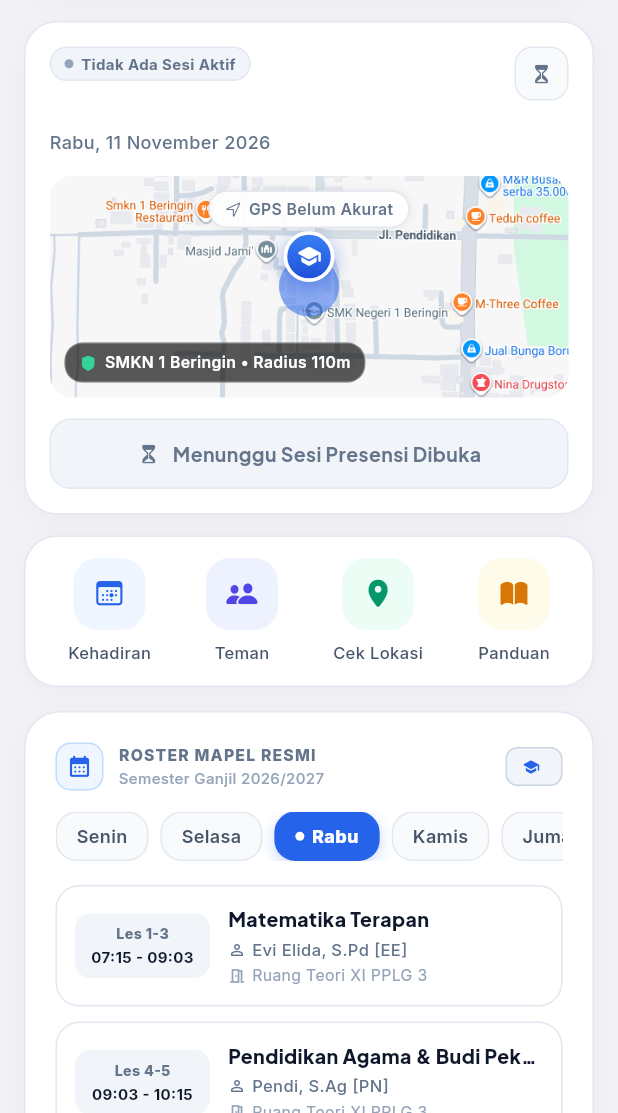
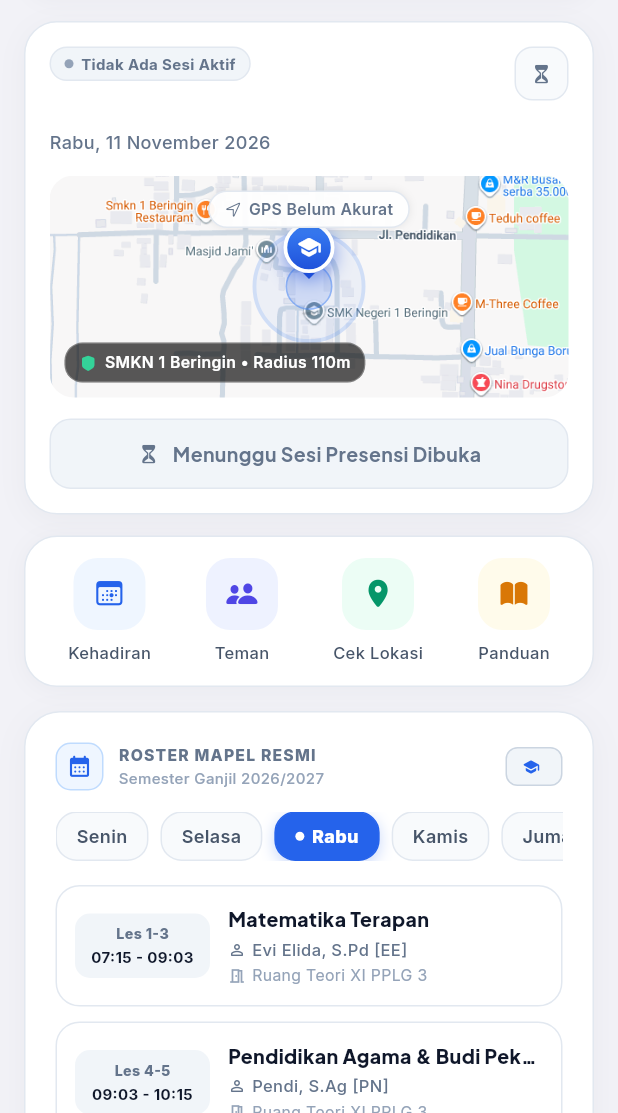
Before and after one commit to DIMASAHNAF/presensi-digital-mobile, a Flutter app: the BerandaTab widget shown alone on an empty page, opened directly with empty values, on a phone screen of 412 x 824 dp, the part 123-1236 px from its top. Run offline on Flutter 3.47's test engine with Material 3 defaults, Android fonts, the phone set to English and light mode, and no system bars; drawn by our look-alikes of flutter_animate; our stand-ins replace camera, geolocator, google_fonts, image_picker, permission_handler, shared_preferences and 1 more; missing offline and left inert: dart:js_interop; accounts and stored records are empty; network calls fail.

Commit message:
feat(mobile): add 60fps jumping pin animation with reactive ground shadow and dual radar ripples on campus map

```diff
--- a/lib/features/dashboard/tabs/beranda_tab.dart
+++ b/lib/features/dashboard/tabs/beranda_tab.dart
@@ -52,7 +52,7 @@ class BerandaTab extends StatefulWidget {
 }
 
 class _BerandaTabState extends State<BerandaTab>
-    with SingleTickerProviderStateMixin {
+    with TickerProviderStateMixin {
   static const String _storageBase =
       'https://presensi.smknegeri1beringin.sch.id/storage/';
 
@@ -61,17 +61,19 @@ class _BerandaTabState extends State<BerandaTab>
   late Animation<double> _shadowScaleAnimation;
   late Animation<double> _shadowOpacityAnimation;
 
+  late AnimationController _rippleController;
+
   @override
   void initState() {
     super.initState();
-    // Animasi lompat-lompat berulang (bouncing pin)
+    // Animasi lompat-lompat berulang (bouncing pin jump)
     _jumpController = AnimationController(
       vsync: this,
-      duration: const Duration(milliseconds: 620),
+      duration: const Duration(milliseconds: 650),
     )..repeat(reverse: true);
 
-    // Perpindahan vertikal (naik 20px lalu turun kembali)
-    _jumpAnimation = Tween<double>(begin: 0.0, end: -20.0).animate(
+    // Perpindahan vertikal (naik 24px lalu turun kembali secara ritmis)
+    _jumpAnimation = Tween<double>(begin: 0.0, end: -24.0).animate(
       CurvedAnimation(
         parent: _jumpController,
         curve: Curves.easeOutCubic,
@@ -80,7 +82,7 @@ class _BerandaTabState extends State<BerandaTab>
     );
 
     // Bayangan di tanah mengecil saat pin terangkat ke udara
-    _shadowScaleAnimation = Tween<double>(begin: 1.0, end: 0.42).animate(
+    _shadowScaleAnimation = Tween<double>(begin: 1.0, end: 0.35).animate(
       CurvedAnimation(
         parent: _jumpController,
         curve: Curves.easeOutCubic,
@@ -89,18 +91,25 @@ class _BerandaTabState extends State<BerandaTab>
     );
 
     // Bayangan di tanah memudar saat pin semakin tinggi
-    _shadowOpacityAnimation = Tween<double>(begin: 0.45, end: 0.10).animate(
+    _shadowOpacityAnimation = Tween<double>(begin: 0.45, end: 0.08).animate(
       CurvedAnimation(
         parent: _jumpController,
         curve: Curves.easeOutCubic,
         reverseCurve: Curves.easeInCubic,
       ),
     );
+
+    // Animasi gelombang radar pulsa continuous
+    _rippleController = AnimationController(
+      vsync: this,
+      duration: const Duration(milliseconds: 1800),
+    )..repeat();
   }
 
   @override
   void dispose() {
     _jumpController.dispose();
+    _rippleController.dispose();
     super.dispose();
   }
 
@@ -743,73 +752,103 @@ class _BerandaTabState extends State<BerandaTab>
 
             // Pin Marker Sekolah di Tengah Peta dengan Animasi Lompat-Lompat & Radar Pulse
             Center(
-              child: AnimatedBuilder(
-                animation: _jumpController,
-                builder: (context, child) {
+              child: SizedBox(
+                width: 140,
+                height: 140,
+                child: Stack(
+                  alignment: Alignment.center,
+                  clipBehavior: Clip.none,
+                  children: [
+                    // 1. Dual Radar Ripple Waves (Mekar Melebar Halus 60fps)
+                    AnimatedBuilder(
+                      animation: _rippleController,
+                      builder: (context, _) {
+                        final p1 = _rippleController.value;
+                        final p2 = (_rippleController.value + 0.5) % 1.0;
+
+                        final scale1 = 0.6 + (p1 * 2.0); // 0.6 to 2.6
+                        final opacity1 = (1.0 - p1).clamp(0.0, 1.0) * 0.45;
+
+                        final scale2 = 0.6 + (p2 * 2.0); // 0.6 to 2.6
+                        final opacity2 = (1.0 - p2).clamp(0.0, 1.0) * 0.35;
+
                         return Stack(
                           alignment: Alignment.center,
-                    clipBehavior: Clip.none,
-                    children: [
-                      // 1. Pulse Ripple Ring 1 (Continuous Wave)
-                      Container(
-                        width: 40,
-                        height: 40,
+                          children: [
+                            Transform.scale(
+                              scale: scale1,
+                              child: Container(
+                                width: 44,
+                                height: 44,
                                 decoration: BoxDecoration(
                                   shape: BoxShape.circle,
-                          color: const Color(0xFF2563EB).withOpacity(0.35),
-                        ),
-                      )
-                          .animate(onPlay: (c) => c.repeat())
-                          .scale(
-                            begin: const Offset(0.9, 0.9),
-                            end: const Offset(2.6, 2.6),
-                            duration: 1600.ms,
-                            curve: Curves.easeOut,
-                          )
-                          .fadeOut(duration: 1600.ms, curve: Curves.easeOut),
-
-                      // 2. Pulse Ripple Ring 2 (Delayed Secondary Wave)
-                      Container(
-                        width: 40,
-                        height: 40,
+                                  color: const Color(0xFF2563EB).withOpacity(opacity1 * 0.35),
+                                  border: Border.all(
+                                    color: const Color(0xFF3B82F6).withOpacity(opacity1),
+                                    width: 1.5,
+                                  ),
+                                ),
+                              ),
+                            ),
+                            Transform.scale(
+                              scale: scale2,
+                              child: Container(
+                                width: 44,
+                                height: 44,
                                 decoration: BoxDecoration(
                                   shape: BoxShape.circle,
-                          color: const Color(0xFF2563EB).withOpacity(0.25),
-                        ),
-                      )
-                          .animate(
-                            onPlay: (c) => c.repeat(),
-                            delay: 800.ms,
-                          )
-                          .scale(
-                            begin: const Offset(0.9, 0.9),
-                            end: const Offset(2.6, 2.6),
-                            duration: 1600.ms,
-                            curve: Curves.easeOut,
-                          )
-                          .fadeOut(duration: 1600.ms, curve: Curves.easeOut),
-
-                      // 3. Bayangan Kontak di Tanah (Mengecil & Memudar saat Pin Melompat ke Udara)
-                      Transform.translate(
-                        offset: const Offset(0, 16),
+                                  color: const Color(0xFF2563EB).withOpacity(opacity2 * 0.35),
+                                  border: Border.all(
+                                    color: const Color(0xFF3B82F6).withOpacity(opacity2),
+                                    width: 1.5,
+                                  ),
+                                ),
+                              ),
+                            ),
+                          ],
+                        );
+                      },
+                    ),
+
+                    // 2. Bayangan Kontak di Tanah (Mengecil & Memudar saat Pin Melompat)
+                    AnimatedBuilder(
+                      animation: _jumpController,
+                      builder: (context, _) {
+                        return Transform.translate(
+                          offset: const Offset(0, 18),
                           child: Transform.scale(
                             scaleX: _shadowScaleAnimation.value,
                             scaleY: _shadowScaleAnimation.value * 0.65,
                             child: Container(
-                            width: 24,
-                            height: 8,
+                              width: 26,
+                              height: 9,
                               decoration: BoxDecoration(
                                 color: Colors.black.withOpacity(_shadowOpacityAnimation.value),
-                              borderRadius: const BorderRadius.all(Radius.elliptical(24, 8)),
-                            ),
-                          ),
-                        ),
-                      ),
-
-                      // 4. Pin Sekolah yang Lompat-Lompat Naik Turun (Bouncing Pin Icon)
-                      Transform.translate(
+                                borderRadius: const BorderRadius.all(Radius.elliptical(26, 9)),
+                                boxShadow: [
+                                  BoxShadow(
+                                    color: Colors.black.withOpacity(_shadowOpacityAnimation.value),
+                                    blurRadius: 4,
+                                    spreadRadius: 1,
+                                  ),
+                                ],
+                              ),
+                            ),
+                          ),
+                        );
+                      },
+                    ),
+
+                    // 3. Pin Sekolah yang Lompat-Lompat Naik Turun (Bouncing Pin Icon)
+                    AnimatedBuilder(
+                      animation: _jumpController,
+                      builder: (context, _) {
+                        return Transform.translate(
                           offset: Offset(0, _jumpAnimation.value),
-                        child: Container(
+                          child: Column(
+                            mainAxisSize: MainAxisSize.min,
+                            children: [
+                              Container(
                                 width: 34,
                                 height: 34,
                                 decoration: BoxDecoration(
@@ -822,7 +861,7 @@ class _BerandaTabState extends State<BerandaTab>
                                   border: Border.all(color: Colors.white, width: 2.5),
                                   boxShadow: [
                                     BoxShadow(
-                                color: const Color(0xFF1D4ED8).withOpacity(0.45),
+                                      color: const Color(0xFF1D4ED8).withOpacity(0.55),
                                       blurRadius: 10,
                                       offset: const Offset(0, 4),
                                     ),
@@ -834,10 +873,17 @@ class _BerandaTabState extends State<BerandaTab>
                                   color: Colors.white,
                                 ),
                               ),
-                      ),
-                    ],
+                              CustomPaint(
+                                size: const Size(8, 4),
+                                painter: _PinArrowPainter(),
+                              ),
+                            ],
+                          ),
                         );
                       },
+                    ),
+                  ],
+                ),
               ),
             ),
 
@@ -1487,3 +1533,23 @@ class _BerandaTabState extends State<BerandaTab>
     );
   }
 }
+
+class _PinArrowPainter extends CustomPainter {
+  @override
+  void paint(Canvas canvas, Size size) {
+    final paint = Paint()
+      ..color = const Color(0xFF1D4ED8)
+      ..style = PaintingStyle.fill;
+
+    final path = Path()
+      ..moveTo(0, 0)
+      ..lineTo(size.width, 0)
+      ..lineTo(size.width / 2, size.height)
+      ..close();
+
+    canvas.drawPath(path, paint);
+  }
+
+  @override
+  bool shouldRepaint(covariant CustomPainter oldDelegate) => false;
+}
```
Lines whose indentation alone changed are shown as unchanged.
